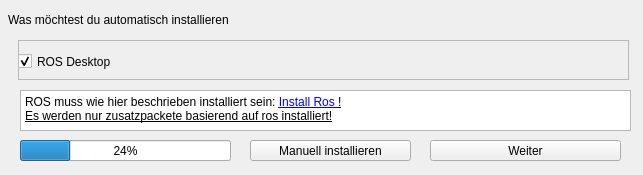
Old version of the form QtGui/Checkwindow.ui in the repository JonasMayerDev/Realtime_Detect.
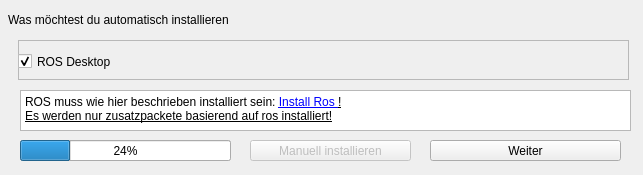
New version of the form.

Patch:
```diff
--- a/QtGui/Checkwindow.ui
+++ b/QtGui/Checkwindow.ui
@@ -41,6 +41,9 @@
     </property>
    </widget>
    <widget class="QPushButton" name="pushButtonManuel">
+    <property name="enabled">
+     <bool>false</bool>
+    </property>
     <property name="geometry">
      <rect>
       <x>250</x>
```
